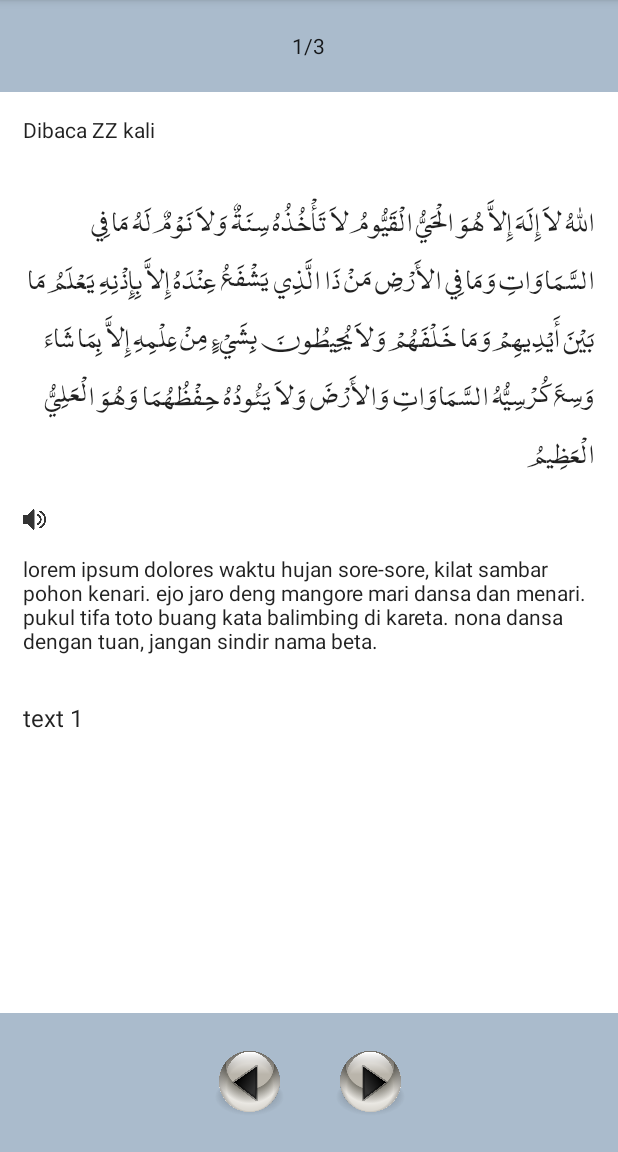
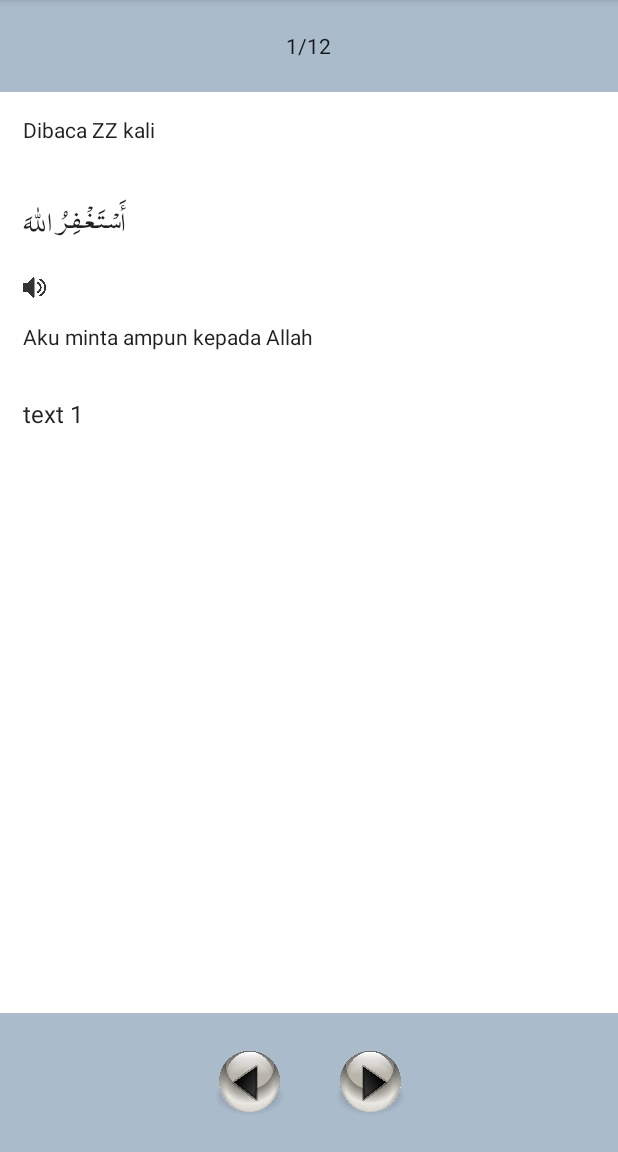
Before and after one commit to yanims/DhikrMatinEtSoir_win, an Android app: the Priere_page screen opened directly, with no data from a screen before it, on a phone screen of 412 x 824 dp, the part 84-1236 px from its top. Run offline under Robolectric (Android 15) with nearby library versions, the phone set to English and light mode, and no system bars.

Commit message:
add content
add arabic and indonesian content

```diff
--- a/app/src/main/res/values/priere_arabic_text.xml
+++ b/app/src/main/res/values/priere_arabic_text.xml
@@ -1,8 +1,17 @@
 <?xml version="1.0" encoding="utf-8"?>
 <resources>
     <string-array name="priere_arabic_text_array">
-        <item>اللهُ لاَ إِلَهَ إِلاَّ هُوَ الْحَيُّ الْقَيُّومُ لاَ تَأْخُذُهُ سِنَةٌ وَلاَ نَوْمٌ لَهُ مَا فِي السَّمَاوَاتِ وَمَا فِي الأَرْضِ مَنْ ذَا الَّذِي يَشْفَعُ عِنْدَهُ إِلاَّ بِإِذْنِهِ يَعْلَمُ مَا بَيْنَ أَيْدِيهِمْ وَمَا خَلْفَهُمْ وَلاَ يُحِيطُونَ بِشَيْءٍ مِنْ عِلْمِهِ إِلاَّ بِمَا شَاءَ وَسِعَ كُرْسِيُّهُ السَّمَاوَاتِ وَالأَرْضَ وَلاَ يَئُودُهُ حِفْظُهُمَا وَهُوَ الْعَلِيُّ الْعَظِيمُ</item>
-        <item>يَانِي</item>
-        <item>مَنْدَا</item>
+        <item>أَسْتَغْفِرُ اللهَ </item>
+        <item>اَللَّهُمَّ أَنْتَ السَّلاَمُ، وَمِنْكَ السَّلاَمُ، تَبَارَكْتَ يَا ذَا الْجَلاَلِ وَاْلإِكْرَامِ</item>
+		<item>لاَ إِلَـهَ إِلاَّ اللهُ وَحْدَهُ لاَ شَرِيْكَ لَهُ، لَهُ الْمُلْكُ وَلَهُ الْحَمْدُ وَهُوَ عَلَى كُلِّ شَيْءٍ قَدِيْرُ، اَللَّهُمَّ لاَ مَانِعَ لِمَا أَعْطَيْتَ، وَلاَ مُعْطِيَ لِمَا مَنَعْتَ، وَلاَ يَنْفَعُ ذَا الْجَدِّ مِنْكَ الْجَدُّ</item>
+		<item>لاَ إِلَـهَ إِلاَّ اللهُ وَحْدَهُ لاَ شَرِيْكَ لَهُ، لَهُ الْمُلْكُ وَلَهُ الْحَمْدُ وَهُوَ عَلَى كُلِّ شَيْءٍ قَدِيْرُ. لاَ حَوْلَ وَلاَ قُوَّةَ إِلاَّ بِاللهِ، لاَ إِلَـهَ إِلاَّ اللهُ، وَلاَ نَعْبُدُ إِلاَّ إِيَّاهُ، لَهُ النِّعْمَةُ وَلَهُ الْفَضْلُ وَلَهُ الثَّنَاءُ الْحَسَنُ، لاَ إِلَـهَ إِلاَّ اللهُ مُخْلِصِيْنَ لَهُ الدِّيْنَ وَلَوْ كَرِهَ الْكَافِرُوْنَ</item>
+		<item>سُبْحَانَ اللهِ </item>
+		<item>اَلْحَمْدُ لِلَّهِ</item>
+		<item>اَللهُ أَكْبَرُ </item>
+		<item>لاَ إِلَـهَ إِلاَّ اللهُ وَحْدَهُ لاَ شَرِيْكَ لَهُ، لَهُ الْمُلْكُ وَلَهُ الْحَمْدُ وَهُوَ عَلَى كُلِّ شَيْءٍ قَدِيْرُ</item>
+		<item>اللَّهُ لاَ إِلَهَ إِلاَّ هُوَ الْحَيُّ الْقَيُّومُ، لاَ تَأْخُذُهُ سِنَةٌ وَلاَ نَوْمٌ، لَهُ مَا فِي السَّمَاوَاتِ وَمَا فِي الْأَرْضِ، مَنْ ذَا الَّذِي يَشْفَعُ عِنْدَهُ إِلاَّ بِإِذْنِهِ، يَعْلَمُ مَا بَيْنَ أَيْدِيهِمْ وَمَا خَلْفَهُمْ، وَلَا يُحِيطُونَ بِشَيْءٍ مِنْ عِلْمِهِ إِلاَّ بِمَا شَاءَ، وَسِعَ كُرْسِيُّهُ السَّمَاوَاتِ وَالْأَرْضَ، وَلَا يَئُودُهُ حِفْظُهُمَا، وَهُوَ الْعَلِيُّ الْعَظِيمُ</item>
+		<item>بِسْمِ اللَّهِ الرَّحْمَنِ الرَّحِيمِ . قُلْ هُوَ اللَّهُ أَحَدٌ اللَّهُ الصَّمَدُ لَمْ يَلِدْ وَلَمْ يُولَدْ وَلَمْ يَكُن لَّهُ كُفُوًا أَحَدٌ</item>
+        <item>بِسْمِ اللَّهِ الرَّحْمَنِ الرَّحِيمِ . قُلْ أَعُوذُ بِرَبِّ الْفَلَقِ مِن شَرِّ مَا خَلَقَ وَمِن شَرِّ غَاسِقٍ إِذَا وَقَبَ وَمِن شَرِّ النَّفَّاثَاتِ فِي الْعُقَدِ  وَمِن شَرِّ حَاسِدٍ إِذَا حَسَدَ</item>
+		<item>بِسْمِ اللَّهِ الرَّحْمَنِ الرَّحِيمِ . قُلْ أَعُوذُ بِرَبِّ النَّاسِ مَلِكِ النَّاسِ إِلَهِ النَّاسِ مِن شَرِّ الْوَسْوَاسِ الْخَنَّاسِ الَّذِي يُوَسْوِسُ فِي صُدُورِ النَّاسِ مِنَ الْجِنَّةِ وَ النَّاسِ</item>
     </string-array>
 </resources>
--- a/app/src/main/res/values/priere_indonesian_text.xml
+++ b/app/src/main/res/values/priere_indonesian_text.xml
@@ -1,8 +1,17 @@
 <?xml version="1.0" encoding="utf-8"?>
 <resources>
     <string-array name="priere_indonesian_text_array">
-        <item>lorem ipsum dolores waktu hujan sore-sore, kilat sambar pohon kenari. ejo jaro deng mangore mari dansa dan menari. pukul tifa toto buang kata balimbing di kareta. nona dansa dengan tuan, jangan sindir nama beta.</item>
-        <item>he manari sambil goyang badane. manari lombo pegang len so manise. rasa ramai jangan pulang dulue.</item>
-        <item>waktu hujan sore-sore</item>
+        <item>Aku minta ampun kepada Allah</item>
+        <item>Ya Allah, Engkau pemberi keselamatan, dan dari-Mu keselamatan, Maha Suci Engkau, wahai Tuhan Yang Pemilik Keagungan dan Kemuliaan.</item>
+        <item>Tiada Rabb yang berhak disembah selain Allah Yang Maha Esa, tidak ada sekutu bagi-Nya. Bagi-Nya puji dan bagi-Nya kerajaan. Dia Maha Kuasa atas segala sesuatu. Ya Allah, tidak ada yang mencegah apa yang Engkau berikan dan tidak ada yang memberi apa yang Engkau cegah. Tidak berguna kekayaan dan kemuliaan itu bagi pemiliknya (selain iman dan amal shalihnya yang menyelamatkan dari siksaan). Hanya dari-Mu kekayaan dan kemuliaan.</item>
+		<item>Tiada Rabb (yang berhak disembah) kecuali Allah, Yang Maha Esa, tidak ada sekutu bagi-Nya. Bagi-Nya kerajaan dan pujaan. Dia Mahakuasa atas segala sesuatu. Tidak ada daya dan kekuatan kecuali (dengan pertolongan) Allah. Tiada Rabb (yang hak disembah) kecuali Allah. Kami tidak menyembah kecuali kepada-Nya. Bagi-Nya nikmat, anugerah dan pujaan yang baik. Tiada Rabb (yang hak disembah) kecuali Allah, dengan memurnikan ibadah kepadaNya, sekalipun orang-orang kafir sama benci.</item>
+		<item>Maha Suci Allah </item>
+		<item>Segala puji bagi Allah</item>
+		<item>Allah Maha Besar </item>
+		<item>Tidak ada Rabb (yang berhak disembah) kecuali Allah Yang Maha Esa, tidak ada sekutu bagi-Nya. Bagi-Nya kerajaan. Bagi-Nya pujaan. Dia-lah Yang Mahakuasa atas segala sesuatu.</item>
+		<item>Allah, tidak ada ilah (yang berhak disembah) melainkan Dia, yang hidup kekal lagi terus menerus mengurus (makhluk-Nya). Dia tidak mengantuk dan tidak tidur. Kepunyaan-Nya apa yang di langit dan di bumi. Tiada yang dapat memberi syafa’at di sisi-Nya tanpa seizin-Nya. Dia mengetahui apa-apa yang di hadapan mereka dan di belakang mereka. Mereka tidak mengetahui apa-apa dari ilmu Allah melainkan apa yang dikehendaki-Nya. Kursi Allah meliputi langit dan bumi. Dia tidak merasa berat memelihara keduanya. Dan Dia Maha Tinggi lagi Maha besar.</item>
+        <item>Dengan menyebut nama Allah Yang Maha Pengasih lagi Maha Penyayang. Katakanlah: Dialah Allah, Yang Maha Esa. Allah adalah ilah yang bergantung kepada-Nya segala urusan. Dia tidak beranak dan tiada pula diperanakkan, dan tidak ada seorang pun yang setara dengan Dia.</item>
+        <item>Dengan menyebut nama Allah Yang Maha Pengasih lagi Maha Penyayang. Katakanlah: Aku berlindung kepada Rabb yang menguasai Shubuh, dari kejahatan makhluk-Nya, dan dari kejahatan malam apabila telah gelap gulita, dan dari kejahatan-kejahatan wanita tukang sihir yang menghembus pada buhul-buhul, dan dari kejahatan orang yang dengki apabila ia dengki.</item>
+		<item>Dengan menyebut nama Allah Yang Maha Pengasih lagi Maha Penyayang. Katakanlah: Aku berlindung kepada Rabb manusia. Raja manusia. Sembahan manusia, dari kejahatan (bisikan) syaitan yang biasa bersembunyi, yang membisikkan (kejahatan) ke dalam dada manusia, dari jin dan manusia.</item>
     </string-array>
 </resources>
```
Also changed, not shown: app/src/main/res/values/priere_matin_arabic_text.xml (added, +26 -0 lines), app/src/main/res/values/priere_matin_indonesian_text.xml (added, +26 -0 lines), app/src/main/res/values/priere_soir_arabic_text.xml (added, +22 -0 lines), app/src/main/res/values/priere_soir_indonesian_text.xml (added, +22 -0 lines).
